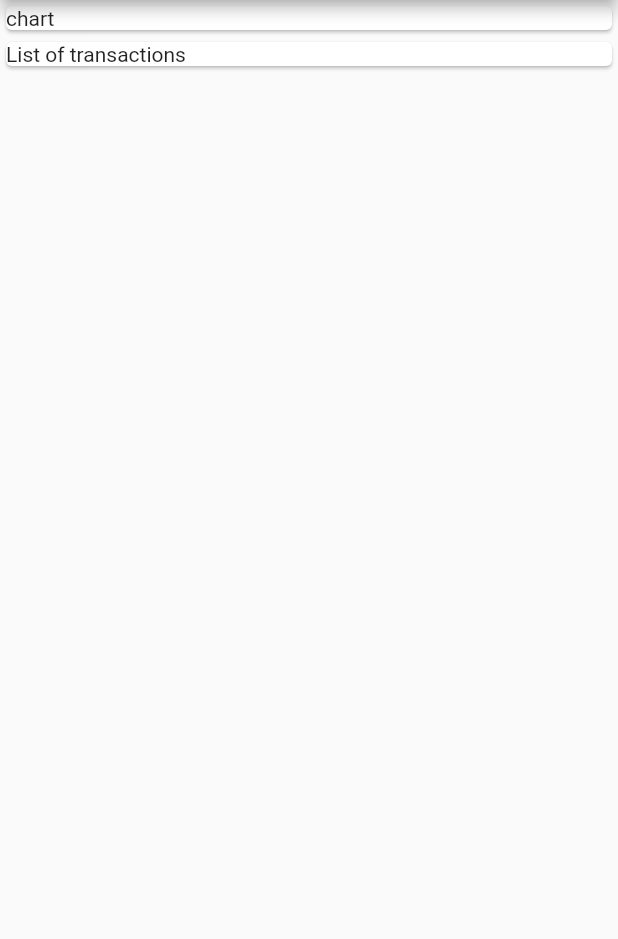
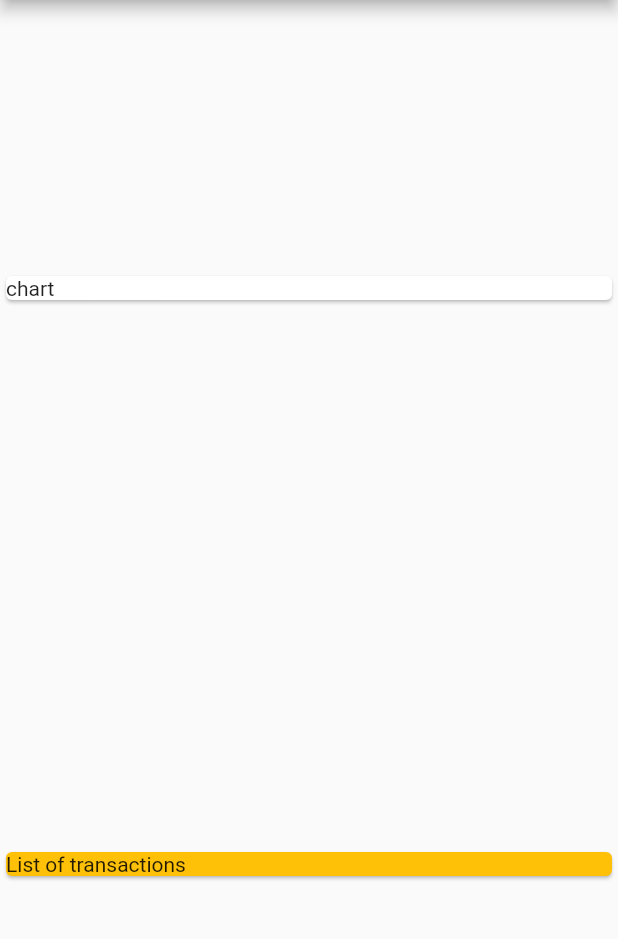
Before and after one commit to cahsul/learn-flutter-dart-to-build-ios-android-apps, a Flutter app: the screen it shows after launch, on a phone screen of 412 x 824 dp, the part 84-1023 px from its top. Run offline on Flutter 3.47's test engine with Material 2 defaults, Android fonts, the phone set to English and light mode, and no system bars.

Commit message:
column alignment

```diff
--- a/personal_expenses/lib/main.dart
+++ b/personal_expenses/lib/main.dart
@@ -14,7 +14,8 @@ class MyApp extends StatelessWidget {
         appBar: AppBar(title: Text("Personal Expenses"),),
 
         body: Column(
-
+          mainAxisAlignment: MainAxisAlignment.spaceAround,
+          crossAxisAlignment: CrossAxisAlignment.stretch,
           children: [
 
             Container(
@@ -22,10 +23,7 @@ class MyApp extends StatelessWidget {
                 child: Card(child: Text('chart'),)
             ),
 
-            Container(
-                width: double.infinity,
-                child: Card(child: Text('List of transactions'),)
-            ),
+            Card(child: Text('List of transactions'), color: Colors.amber,),
           ],
         ),
       ),
```
